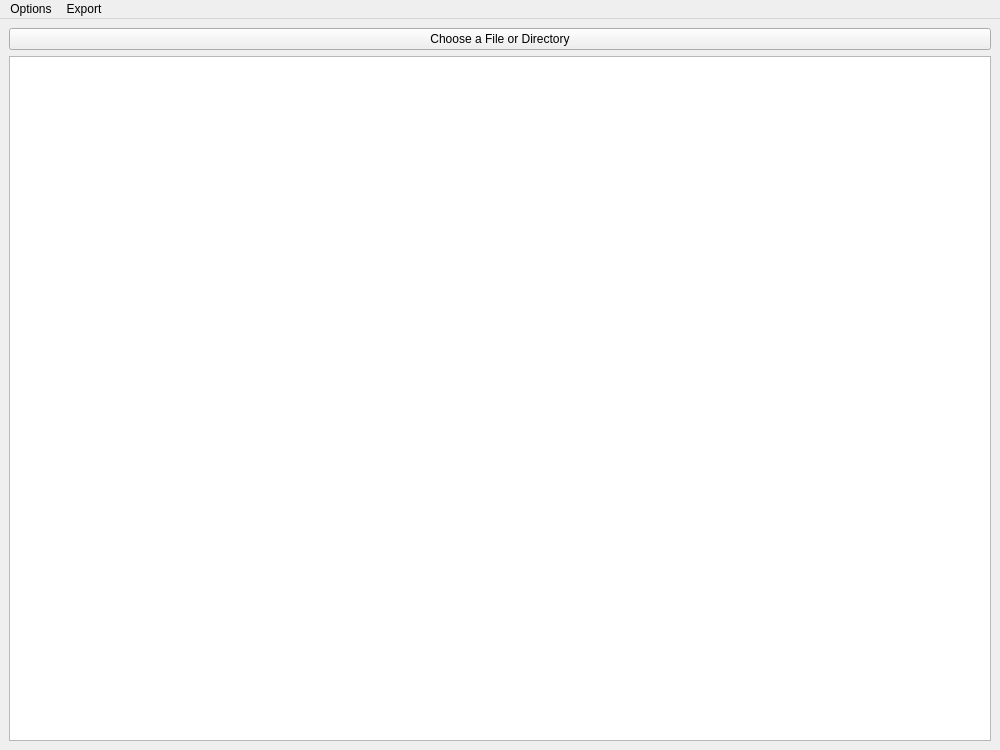
mo-5/ddssa, file capstone_project/frontend/main.ui: the form before one commit.
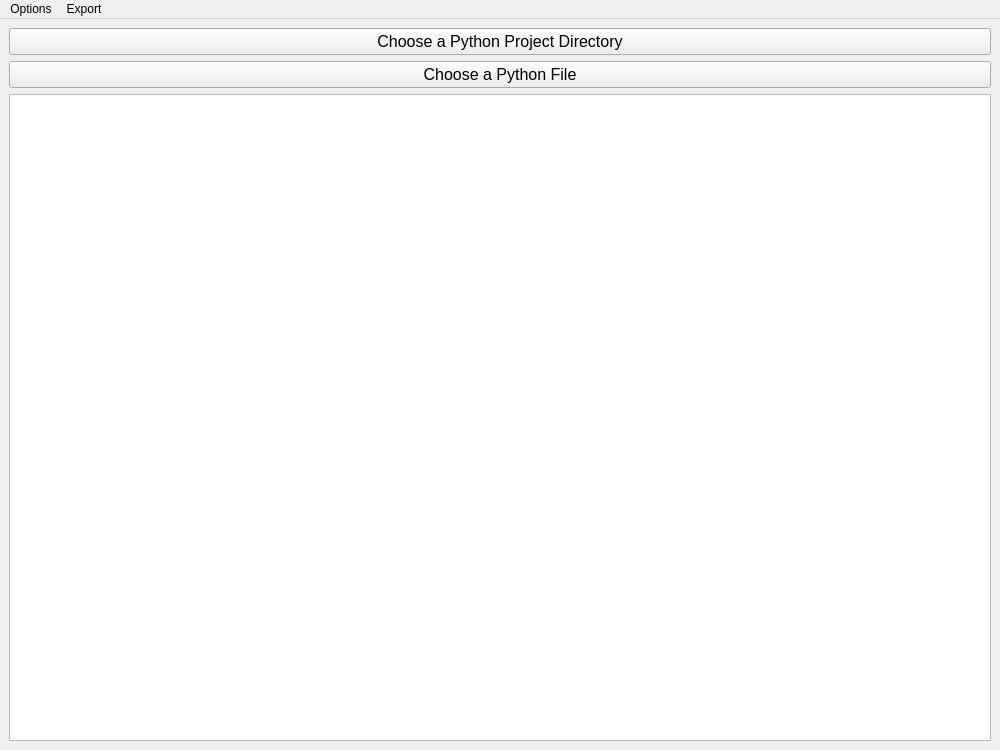
The form after the commit.

What changed in the file:
```diff
--- a/capstone_project/frontend/main.ui
+++ b/capstone_project/frontend/main.ui
@@ -27,10 +27,33 @@
     </sizepolicy>
    </property>
    <layout class="QVBoxLayout" name="verticalLayout">
+    <item>
+     <widget class="QPushButton" name="dir_select_btn">
+      <property name="sizePolicy">
+       <sizepolicy hsizetype="Minimum" vsizetype="Minimum">
+        <horstretch>0</horstretch>
+        <verstretch>0</verstretch>
+       </sizepolicy>
+      </property>
+      <property name="font">
+       <font>
+        <pointsize>12</pointsize>
+       </font>
+      </property>
+      <property name="text">
+       <string>Choose a Python Project Directory</string>
+      </property>
+     </widget>
+    </item>
     <item>
      <widget class="QPushButton" name="file_select_btn">
+      <property name="font">
+       <font>
+        <pointsize>12</pointsize>
+       </font>
+      </property>
       <property name="text">
-       <string>Choose a File or Directory</string>
+       <string>Choose a Python File</string>
       </property>
      </widget>
     </item>
```
Left out of the diff: 2 changed lines with no effect on the pictures.
